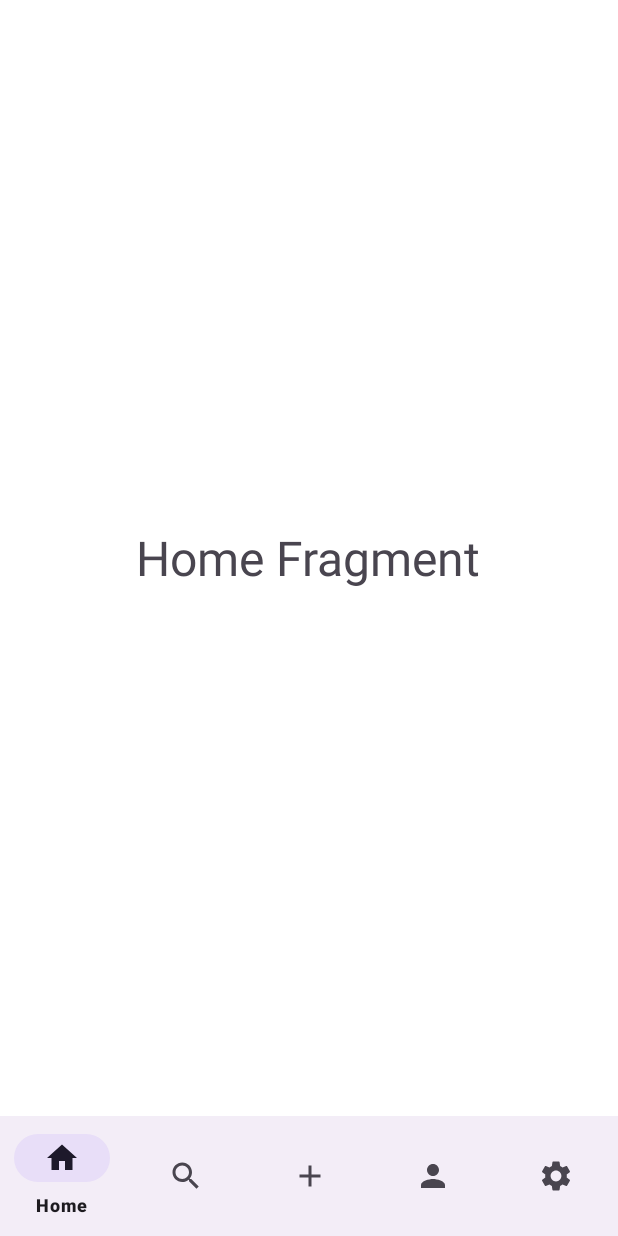
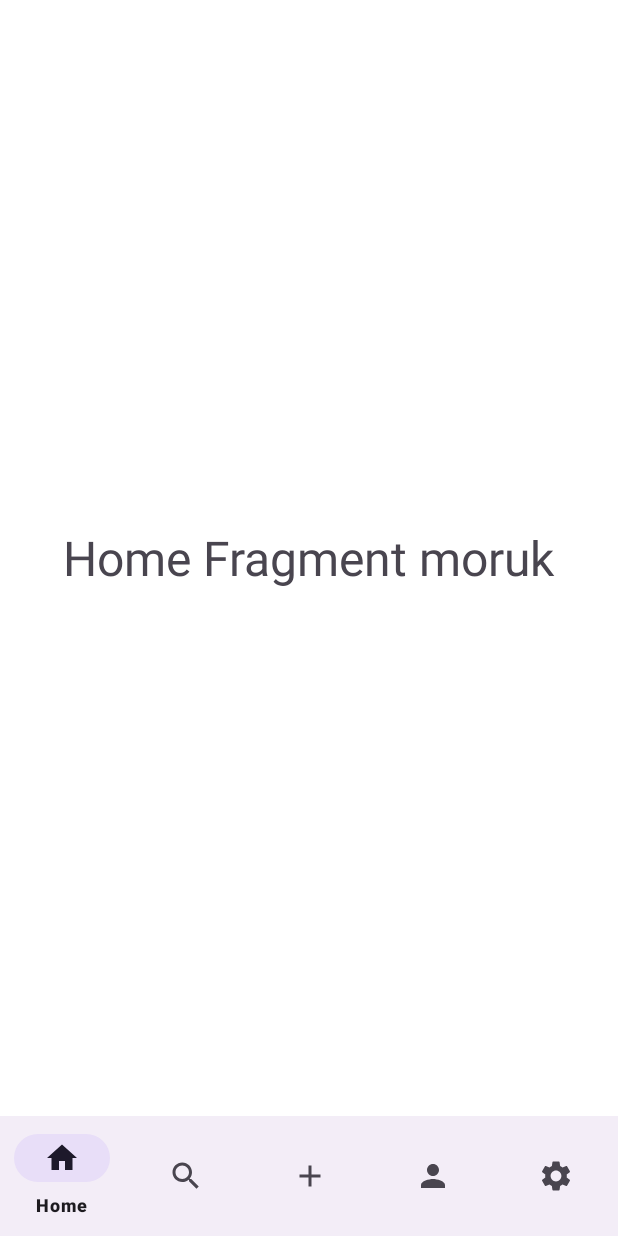
Before and after one commit to yusuf3337/MyApplication2, an Android app: the Home screen opened directly, with no data from a screen before it, on a phone screen of 412 x 824 dp. Run offline under Robolectric (Android 15) with nearby library versions, the phone set to English and light mode, and no system bars.

```diff
--- a/app/src/main/res/layout/fragment_home.xml
+++ b/app/src/main/res/layout/fragment_home.xml
@@ -11,7 +11,7 @@
     <TextView
         android:layout_width="wrap_content"
         android:layout_height="wrap_content"
-        android:text="Home Fragment"
+        android:text="Home Fragment moruk"
         android:textSize="32sp"
         android:layout_gravity="center"/>
 
```
